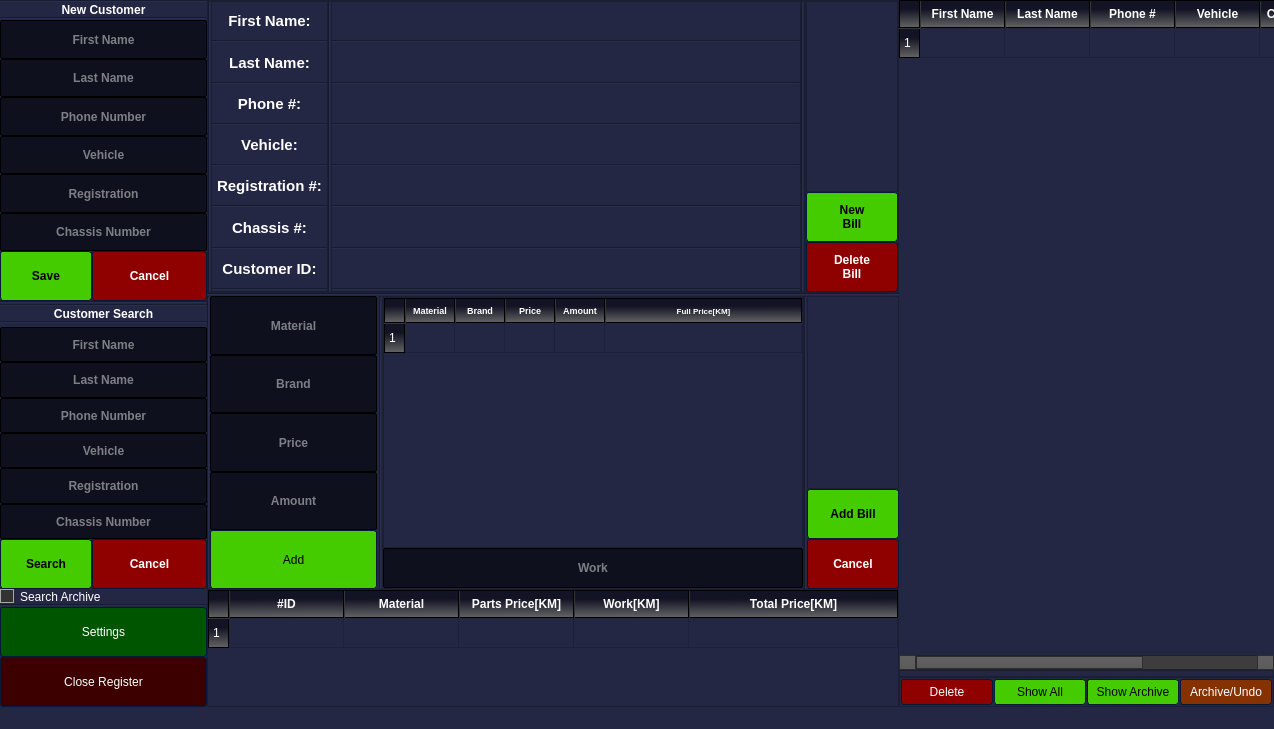
Old version of the form englishMain.ui in the repository 4ntim4tter/Budget-Flow.
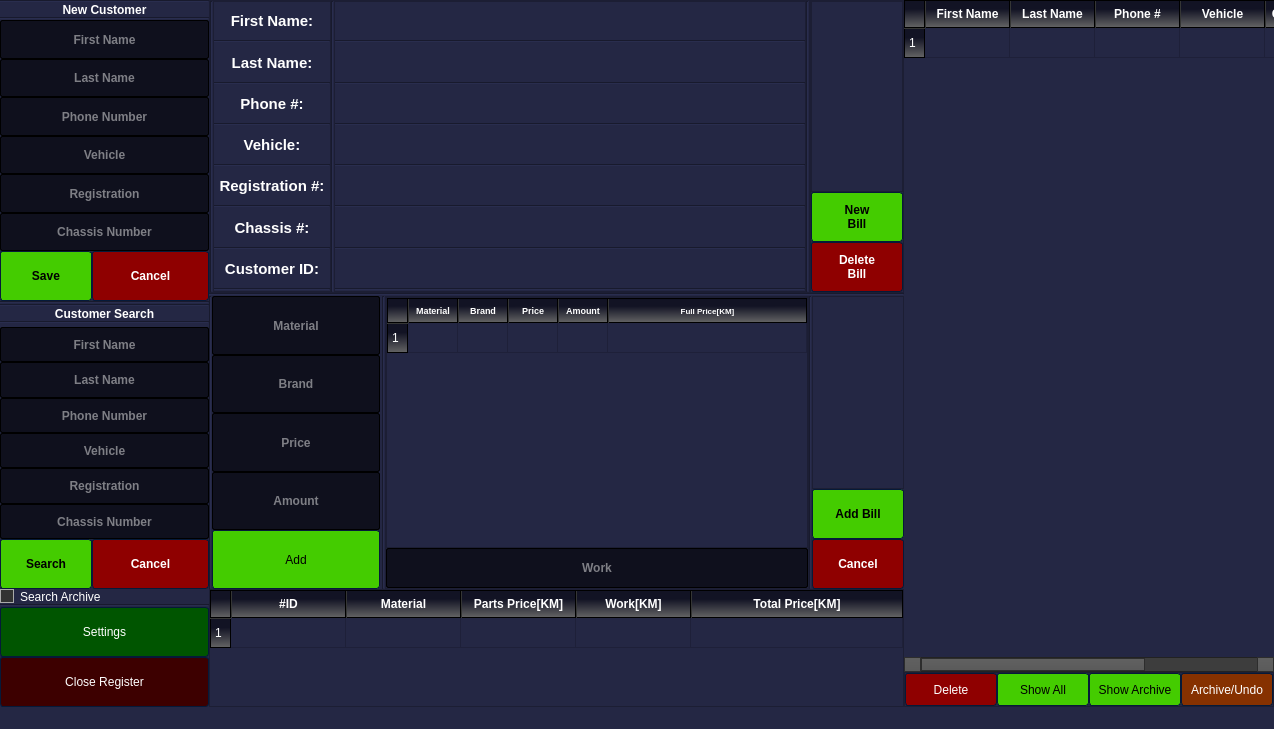
New version of the form. Icons and pictures are not drawn.

Diff of the .ui file:
```diff
--- a/englishMain.ui
+++ b/englishMain.ui
@@ -2715,7 +2715,7 @@
              <item>
               <widget class="QPushButton" name="new_reciept_button">
                <property name="sizePolicy">
-                <sizepolicy hsizetype="Minimum" vsizetype="Expanding">
+                <sizepolicy hsizetype="Preferred" vsizetype="Preferred">
                  <horstretch>0</horstretch>
                  <verstretch>0</verstretch>
                 </sizepolicy>
@@ -2769,7 +2769,7 @@
              <item>
               <widget class="QPushButton" name="delete_reciept_button">
                <property name="sizePolicy">
-                <sizepolicy hsizetype="Minimum" vsizetype="Preferred">
+                <sizepolicy hsizetype="Preferred" vsizetype="Preferred">
                  <horstretch>0</horstretch>
                  <verstretch>0</verstretch>
                 </sizepolicy>
@@ -3304,7 +3304,7 @@
              <item>
               <widget class="QPushButton" name="finish_reciept_button">
                <property name="sizePolicy">
-                <sizepolicy hsizetype="Expanding" vsizetype="Expanding">
+                <sizepolicy hsizetype="Preferred" vsizetype="Expanding">
                  <horstretch>0</horstretch>
                  <verstretch>0</verstretch>
                 </sizepolicy>
@@ -3357,7 +3357,7 @@
              <item>
               <widget class="QPushButton" name="cancel_add_reciept_button">
                <property name="sizePolicy">
-                <sizepolicy hsizetype="Expanding" vsizetype="Expanding">
+                <sizepolicy hsizetype="Preferred" vsizetype="Preferred">
                  <horstretch>0</horstretch>
                  <verstretch>0</verstretch>
                 </sizepolicy>
@@ -3591,7 +3591,7 @@
       <property name="midLineWidth">
        <number>5</number>
       </property>
-      <layout class="QVBoxLayout" name="verticalLayout_2" stretch="99,1,1">
+      <layout class="QVBoxLayout" name="verticalLayout_2" stretch="95,5">
        <property name="spacing">
         <number>0</number>
        </property>
@@ -3759,33 +3759,6 @@
          </column>
         </widget>
        </item>
-       <item>
-        <widget class="QFrame" name="frame_2">
-         <property name="frameShape">
-          <enum>QFrame::StyledPanel</enum>
-         </property>
-         <property name="frameShadow">
-          <enum>QFrame::Raised</enum>
-         </property>
-         <layout class="QVBoxLayout" name="verticalLayout_3">
-          <property name="spacing">
-           <number>1</number>
-          </property>
-          <property name="leftMargin">
-           <number>1</number>
-          </property>
-          <property name="topMargin">
-           <number>1</number>
-          </property>
-          <property name="rightMargin">
-           <number>1</number>
-          </property>
-          <property name="bottomMargin">
-           <number>1</number>
-          </property>
-         </layout>
-        </widget>
-       </item>
        <item>
         <widget class="QFrame" name="frame">
          <property name="frameShape">
@@ -3796,24 +3769,24 @@
          </property>
          <layout class="QHBoxLayout" name="horizontalLayout">
           <property name="spacing">
-           <number>1</number>
+           <number>0</number>
           </property>
           <property name="leftMargin">
-           <number>1</number>
+           <number>0</number>
           </property>
           <property name="topMargin">
-           <number>1</number>
+           <number>0</number>
           </property>
           <property name="rightMargin">
-           <number>1</number>
+           <number>0</number>
           </property>
           <property name="bottomMargin">
-           <number>1</number>
+           <number>0</number>
           </property>
           <item>
            <widget class="QPushButton" name="delete_selected_table_button">
             <property name="sizePolicy">
-             <sizepolicy hsizetype="Minimum" vsizetype="Fixed">
+             <sizepolicy hsizetype="Preferred" vsizetype="Preferred">
               <horstretch>0</horstretch>
               <verstretch>0</verstretch>
              </sizepolicy>
@@ -3850,6 +3823,12 @@
           </item>
           <item>
            <widget class="QPushButton" name="populate_table_button">
+            <property name="sizePolicy">
+             <sizepolicy hsizetype="Preferred" vsizetype="Preferred">
+              <horstretch>0</horstretch>
+              <verstretch>0</verstretch>
+             </sizepolicy>
+            </property>
             <property name="styleSheet">
              <string notr="true">QPushButton::flat
 {
@@ -3883,6 +3862,12 @@
           </item>
           <item>
            <widget class="QPushButton" name="show_archived_button">
+            <property name="sizePolicy">
+             <sizepolicy hsizetype="Preferred" vsizetype="Preferred">
+              <horstretch>0</horstretch>
+              <verstretch>0</verstretch>
+             </sizepolicy>
+            </property>
             <property name="styleSheet">
              <string notr="true">QPushButton::flat
 {
@@ -3916,6 +3901,12 @@
           </item>
           <item>
            <widget class="QPushButton" name="archive_selected_button">
+            <property name="sizePolicy">
+             <sizepolicy hsizetype="Preferred" vsizetype="Preferred">
+              <horstretch>0</horstretch>
+              <verstretch>0</verstretch>
+             </sizepolicy>
+            </property>
             <property name="styleSheet">
              <string notr="true">QPushButton::flat
 {
```
Left out of the diff: 32 changed lines with no effect on the pictures.
